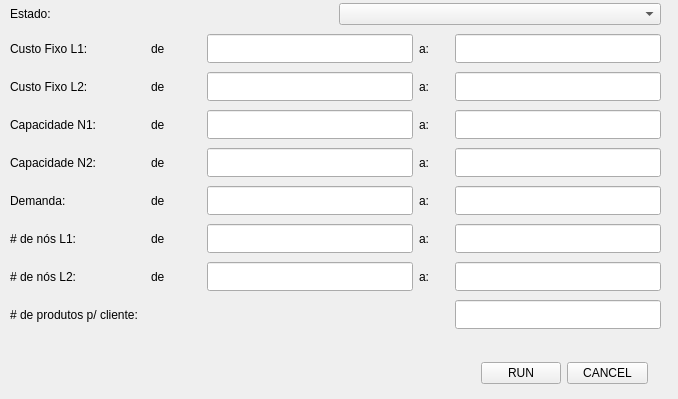
This is cplexWindow.ui in tulioliveira/trabalho-cplex as Qt 5 draws it before an edit. The edited form follows.
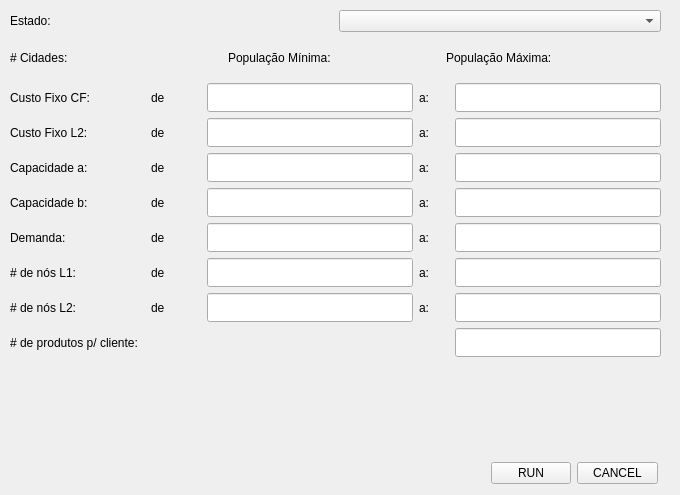
This is the edited form.

Commit message: Pop labels

The edit to the form file:
```diff
--- a/cplexWindow.ui
+++ b/cplexWindow.ui
@@ -6,8 +6,8 @@
    <rect>
     <x>0</x>
     <y>0</y>
-    <width>678</width>
-    <height>399</height>
+    <width>680</width>
+    <height>495</height>
    </rect>
   </property>
   <property name="windowTitle">
@@ -17,8 +17,8 @@
    <widget class="QWidget" name="layoutWidget">
     <property name="geometry">
      <rect>
-      <x>480</x>
-      <y>360</y>
+      <x>490</x>
+      <y>460</y>
       <width>168</width>
       <height>27</height>
      </rect>
@@ -44,9 +44,9 @@
     <property name="geometry">
      <rect>
       <x>10</x>
-      <y>0</y>
+      <y>10</y>
       <width>651</width>
-      <height>341</height>
+      <height>347</height>
      </rect>
     </property>
     <layout class="QVBoxLayout" name="verticalLayout">
@@ -64,12 +64,58 @@
        </item>
       </layout>
      </item>
+     <item>
+      <layout class="QHBoxLayout" name="horizontalLayout_11">
+       <item>
+        <widget class="QLabel" name="label_3">
+         <property name="text">
+          <string># Cidades:</string>
+         </property>
+        </widget>
+       </item>
+       <item>
+        <widget class="QLabel" name="labelCities">
+         <property name="text">
+          <string/>
+         </property>
+        </widget>
+       </item>
+       <item>
+        <widget class="QLabel" name="label_2">
+         <property name="text">
+          <string>População Mínima:</string>
+         </property>
+        </widget>
+       </item>
+       <item>
+        <widget class="QLabel" name="labelMinPop">
+         <property name="text">
+          <string/>
+         </property>
+        </widget>
+       </item>
+       <item>
+        <widget class="QLabel" name="label">
+         <property name="text">
+          <string>População Máxima:</string>
+         </property>
+        </widget>
+       </item>
+       <item>
+        <widget class="QLabel" name="labelMaxPop">
+         <property name="text">
+          <string/>
+         </property>
+        </widget>
+       </item>
+      </layout>
+     </item>
      <item>
       <layout class="QHBoxLayout" name="horizontalLayout_2">
        <item>
         <widget class="QLabel" name="fixed_cost1">
          <property name="text">
-          <string>Custo Fixo L1:</string>
+          <string>Custo Fixo CF:</string>
          </property>
         </widget>
        </item>
@@ -183,7 +229,7 @@
        <item>
         <widget class="QLabel" name="capacity1">
          <property name="text">
-          <string>Capacidade N1:</string>
+          <string>Capacidade a:</string>
          </property>
         </widget>
        </item>
@@ -240,7 +286,7 @@
        <item>
         <widget class="QLabel" name="capacity2">
          <property name="text">
-          <string>Capacidade N2:</string>
+          <string>Capacidade b:</string>
          </property>
         </widget>
        </item>
```
The commit also changes 7 other files.
